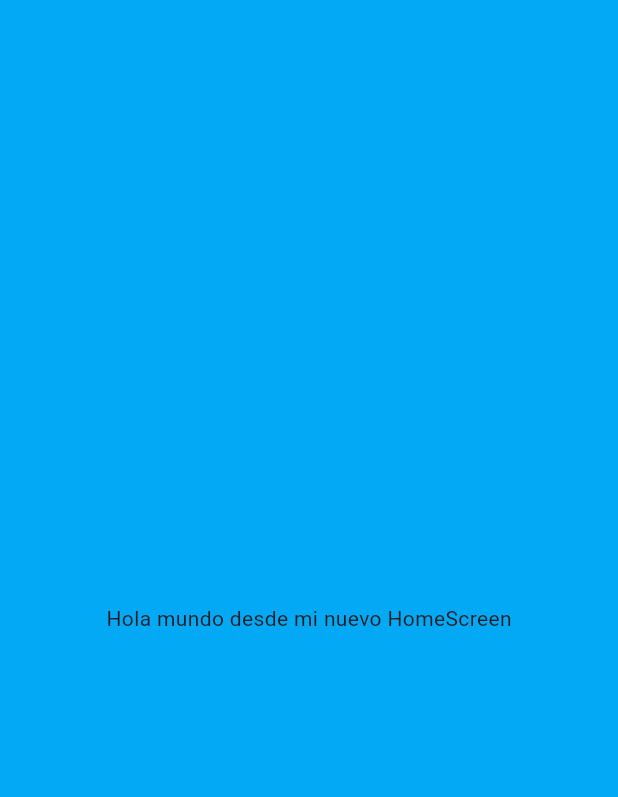
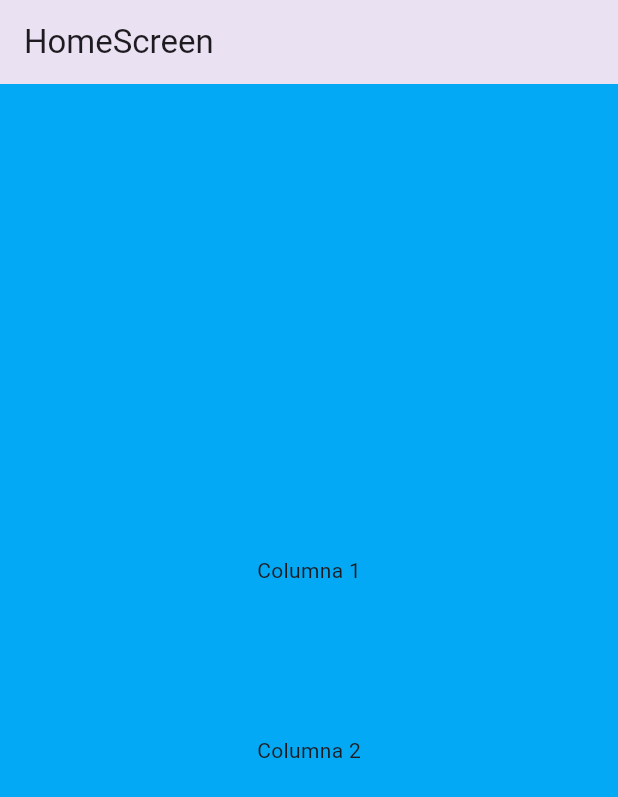
Before and after one commit to Raul7312/flutter_contador_app, a Flutter app: the screen it shows after launch, on a phone screen of 412 x 824 dp. Shown: the top 797 px of the screen. Run offline on Flutter 3.47's test engine with Material 3 defaults, Android fonts, the phone set to English and light mode, and no system bars.

Commit message:
Widget Column

```diff
--- a/lib/screens/home_screen.dart
+++ b/lib/screens/home_screen.dart
@@ -7,7 +7,17 @@ class HomeScreen extends StatelessWidget {
   Widget build(BuildContext context) {
     return Scaffold(
       backgroundColor: Colors.lightBlue,
-      body: Center(child: const Text('Hola mundo desde mi nuevo HomeScreen')),
+      appBar: AppBar(title: Text('HomeScreen'), elevation: 10.0),
+      body: Center(
+        child: const Column(
+          mainAxisAlignment: MainAxisAlignment.center,
+          children: <Widget>[
+            Text('Columna 1'),
+            SizedBox(height: 100),
+            Text('Columna 2'),
+          ],
+        ),
+      ),
     );
   }
 }
```
